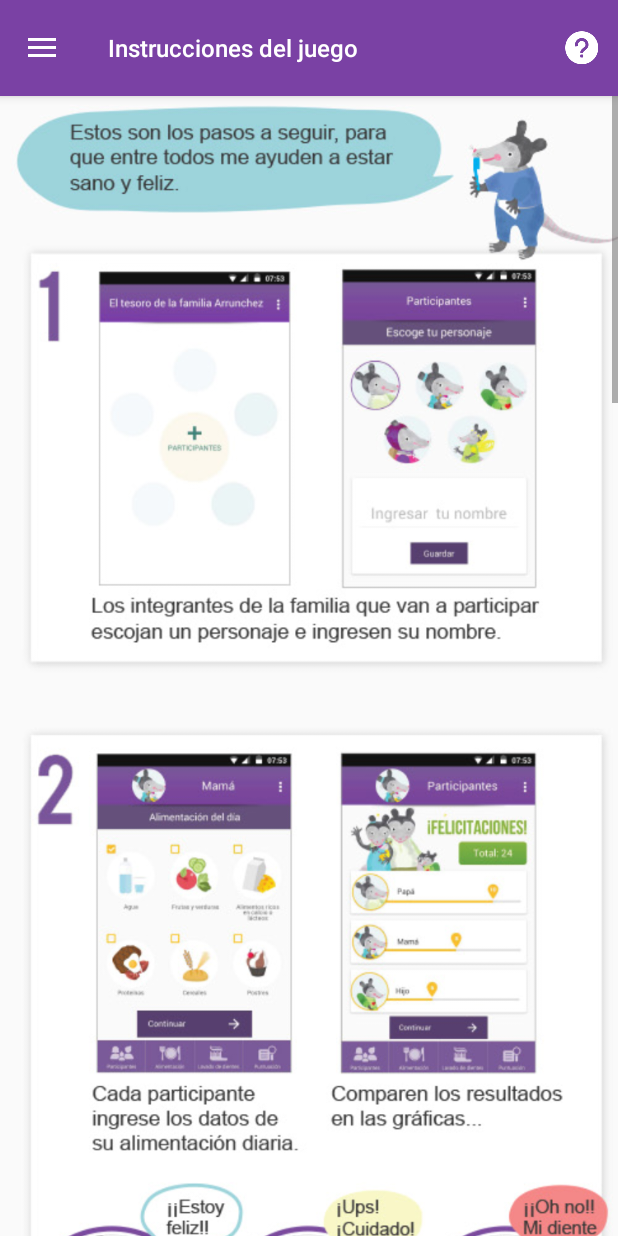
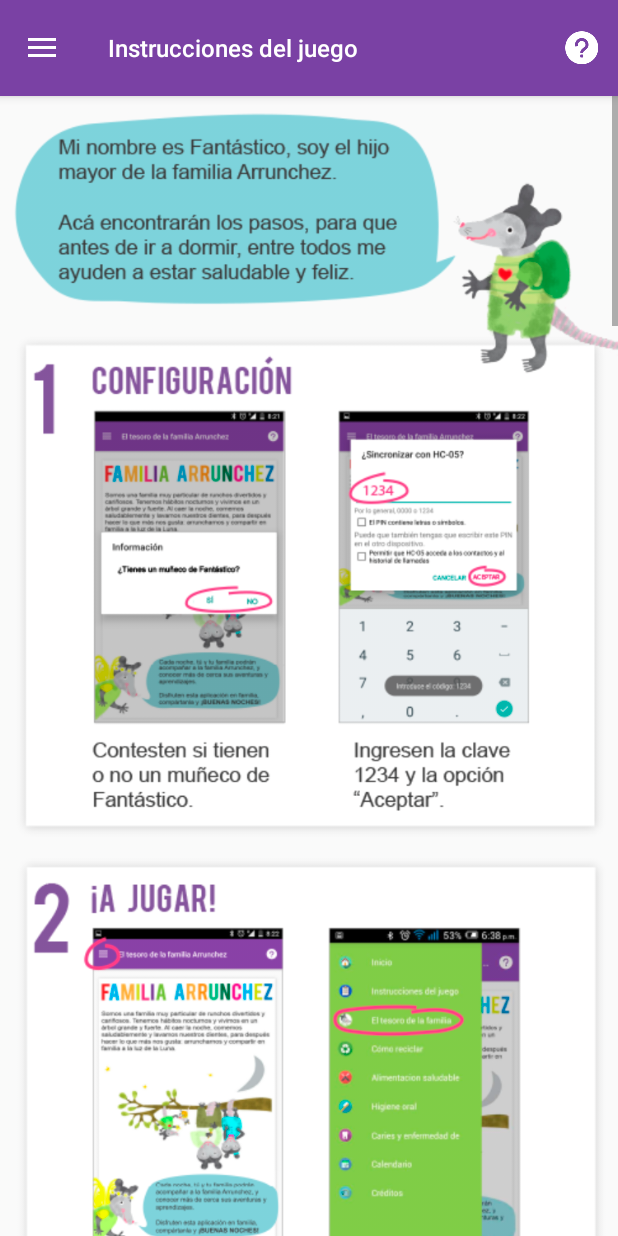
Before and after one commit to devferlara/AppArrunchez, an Android app: the fragment instrucciones placed in its activity, on a phone screen of 412 x 824 dp. Run offline under Robolectric (Android 15) with nearby library versions, the phone set to English and light mode, and no system bars.

Commit message:
Cambios Finales

```diff
--- a/app/build.gradle
+++ b/app/build.gradle
@@ -8,8 +8,8 @@ android {
         applicationId "arrunchez.baumsoft.con.lafamiliaarrunchez"
         minSdkVersion 16
         targetSdkVersion 19
-        versionCode 4
-        versionName "1.3"
+        versionCode 5
+        versionName "1.5"
     }
     buildTypes {
         release {
--- a/app/src/main/AndroidManifest.xml
+++ b/app/src/main/AndroidManifest.xml
@@ -2,6 +2,9 @@
 <manifest xmlns:android="http://schemas.android.com/apk/res/android"
     package="arrunchez.baumsoft.con.lafamiliaarrunchez">
 
+
+    <uses-permission android:name="android.permission.INTERACT_ACROSS_USERS_FULL" android:protectionLevel="signature"/>
+    <uses-permission android:name="android.permission.INTERACT_ACROSS_USERS" android:protectionLevel="signature"/>
     <uses-permission android:name="android.permission.BLUETOOTH_ADMIN" />
     <uses-permission android:name="android.permission.BLUETOOTH" />
     <uses-permission android:name="android.permission.WRITE_CALENDAR" />
--- a/app/src/main/java/arrunchez/baumsoft/con/lafamiliaarrunchez/Inicio.java
+++ b/app/src/main/java/arrunchez/baumsoft/con/lafamiliaarrunchez/Inicio.java
@@ -11,6 +11,7 @@ import android.content.Intent;
 import android.content.IntentFilter;
 import android.content.SharedPreferences;
 import android.os.Bundle;
+import android.provider.Settings;
 import android.support.design.widget.FloatingActionButton;
 import android.support.design.widget.Snackbar;
 import android.support.v4.app.Fragment;
@@ -55,6 +56,7 @@ public class Inicio extends AppCompatActivity
     private ArrayList<String> mDeviceList = new ArrayList<String>();
     private final static int REQUEST_ENABLE_BT=3;
     BluetoothAdapter mBluetoothAdapter = BluetoothAdapter.getDefaultAdapter();
+    int currentapiVersion;
 
     @Override
     protected void onCreate(Bundle savedInstanceState) {
@@ -68,6 +70,8 @@ public class Inicio extends AppCompatActivity
         drawer.setDrawerListener(toggle);
         toggle.syncState();
 
+        currentapiVersion = android.os.Build.VERSION.SDK_INT;
+
         bandera_bluetooth = false;
 
         NavigationView navigationView = (NavigationView) findViewById(R.id.nav_view);
@@ -76,8 +80,12 @@ public class Inicio extends AppCompatActivity
 
         setFragment(0);
 
-        prefs = getSharedPreferences("arrunchez.baumsoft.con.lafamiliaarrunchez", MODE_PRIVATE);
-
+        new AlertDialog.Builder(Inicio.this)
+                .setTitle("Información")
+                .setMessage("¿Tienes un muñeco de Fantástico?")
+                .setPositiveButton("Sí", new DialogInterface.OnClickListener() {
+                    public void onClick(DialogInterface dialog, int which) {
+                        // continue with delete
                         if(!mBluetoothAdapter.isEnabled())
                         {
                             Intent enableBtIntent = new Intent(BluetoothAdapter.ACTION_REQUEST_ENABLE);
@@ -85,6 +93,17 @@ public class Inicio extends AppCompatActivity
                         } else {
                             empezar_integracion();
                         }
+                    }
+                })
+                .setNegativeButton("No", new DialogInterface.OnClickListener() {
+                    public void onClick(DialogInterface dialog, int which) {
+                        // do nothing
+                    }
+                })
+                .setIcon(android.R.drawable.ic_dialog_alert)
+                .show();
+
+        prefs = getSharedPreferences("arrunchez.baumsoft.con.lafamiliaarrunchez", MODE_PRIVATE);
 
     }
 
@@ -201,7 +220,6 @@ public class Inicio extends AppCompatActivity
                             if (progress.isShowing())
                                 progress.dismiss();
                             bandera_bluetooth = true;
-                            Toast.makeText(Inicio.this, "Introduce el código: 1234", Toast.LENGTH_LONG).show();
                             pairDevice(device);
                         }
 
@@ -214,9 +232,21 @@ public class Inicio extends AppCompatActivity
 
     private void pairDevice(BluetoothDevice device) {
         try {
+
+            if(currentapiVersion <= 18){
+                Toast.makeText(Inicio.this, "Selecciona el dispositivo HC-05 e introduce el código: 1234", Toast.LENGTH_LONG).show();
+                Intent btSettingsIntent = new Intent(Settings.ACTION_BLUETOOTH_SETTINGS);
+                btSettingsIntent.putExtra("btcontroller", device.getAddress());
+                btSettingsIntent.addFlags(Intent.FLAG_ACTIVITY_CLEAR_TOP);
+                startActivityForResult(btSettingsIntent, 1);
+            } else {
+                Toast.makeText(Inicio.this, "Introduce el código: 1234", Toast.LENGTH_LONG).show();
                 Method method_ = device.getClass().getMethod("createBond", (Class[]) null);
                 method_.invoke(device, (Object[]) null);
+            }
+
             temp_bluetooth = device.getAddress();
+
         } catch (Exception e) {
             e.printStackTrace();
         }
@@ -235,21 +265,31 @@ public class Inicio extends AppCompatActivity
 
     private final BroadcastReceiver mPairReceiver = new BroadcastReceiver() {
         public void onReceive(Context context, Intent intent) {
+
+            View view = Inicio.this.getCurrentFocus();
+            if (view != null) {
+                InputMethodManager imm = (InputMethodManager) getSystemService(Context.INPUT_METHOD_SERVICE);
+                imm.hideSoftInputFromWindow(view.getWindowToken(), 0);
+            }
+
             String action = intent.getAction();
 
             if (BluetoothDevice.ACTION_BOND_STATE_CHANGED.equals(action)) {
                 final int state = intent.getIntExtra(BluetoothDevice.EXTRA_BOND_STATE, BluetoothDevice.ERROR);
                 final int prevState = intent.getIntExtra(BluetoothDevice.EXTRA_PREVIOUS_BOND_STATE, BluetoothDevice.ERROR);
-                View view = Inicio.this.getCurrentFocus();
-                if (view != null) {
-                    InputMethodManager imm = (InputMethodManager) getSystemService(Context.INPUT_METHOD_SERVICE);
-                    imm.hideSoftInputFromWindow(view.getWindowToken(), 0);
-                }
+
+
                 if (state == BluetoothDevice.BOND_BONDED) {
                     Mac_bluetooth nuevo = new Mac_bluetooth();
                     nuevo.setMac(temp_bluetooth);
                     DaoAPP.daoSession.getMac_bluetoothDao().insert(nuevo);
+
+                    if(currentapiVersion <= 18){
+                        finishActivity(1);
                         Toast.makeText(Inicio.this, "Fantástico ha sido vinculado exitosamente.", Toast.LENGTH_LONG).show();
+                    } else {
+
+                        Toast.makeText(Inicio.this, "Fantástico ha sido vinculado exitosamente." + temp_bluetooth, Toast.LENGTH_LONG).show();
                         manejador = new manejador_arduino();
                         manejador.conectar(Inicio.this, temp_bluetooth);
                         manejador.alumbrar("1");
@@ -288,7 +328,7 @@ public class Inicio extends AppCompatActivity
                                 },
                                 400);
 
-
+                    }
 
                 } else if (state == BluetoothDevice.BOND_NONE && prevState == BluetoothDevice.BOND_BONDED) {
 
--- a/app/src/main/java/arrunchez/baumsoft/con/lafamiliaarrunchez/manejador_arduino.java
+++ b/app/src/main/java/arrunchez/baumsoft/con/lafamiliaarrunchez/manejador_arduino.java
@@ -230,7 +230,8 @@ public class manejador_arduino {
 
     public void desconectar() throws IOException {
 
-        mConnectedThread.cancel();
+        if(mConnectedThread != null)
+            mConnectedThread.cancel();
 
     }
 
--- a/app/src/main/res/layout/fragment_instrucciones.xml
+++ b/app/src/main/res/layout/fragment_instrucciones.xml
@@ -17,13 +17,19 @@
             <ImageView
                 android:layout_width="match_parent"
                 android:adjustViewBounds="true"
-                android:src="@drawable/instrucciones_images_"
+                android:src="@drawable/instrucciones_uno"
                 android:layout_height="wrap_content" />
 
             <ImageView
                 android:layout_width="match_parent"
                 android:adjustViewBounds="true"
-                android:src="@drawable/instrucciones_images"
+                android:src="@drawable/instrucciones_dos"
+                android:layout_height="wrap_content" />
+
+            <ImageView
+                android:layout_width="match_parent"
+                android:adjustViewBounds="true"
+                android:src="@drawable/instrucciones_tres"
                 android:layout_height="wrap_content" />
 
             <!--
```
Also changed, not shown: app/src/main/res/drawable/instrucciones_dos.png (added), app/src/main/res/drawable/instrucciones_images.jpg (deleted), app/src/main/res/drawable/instrucciones_images_.jpg (deleted), app/src/main/res/drawable/instrucciones_tres.png (added), app/src/main/res/drawable/instrucciones_uno.png (added). Lines whose indentation alone changed are shown as unchanged.
